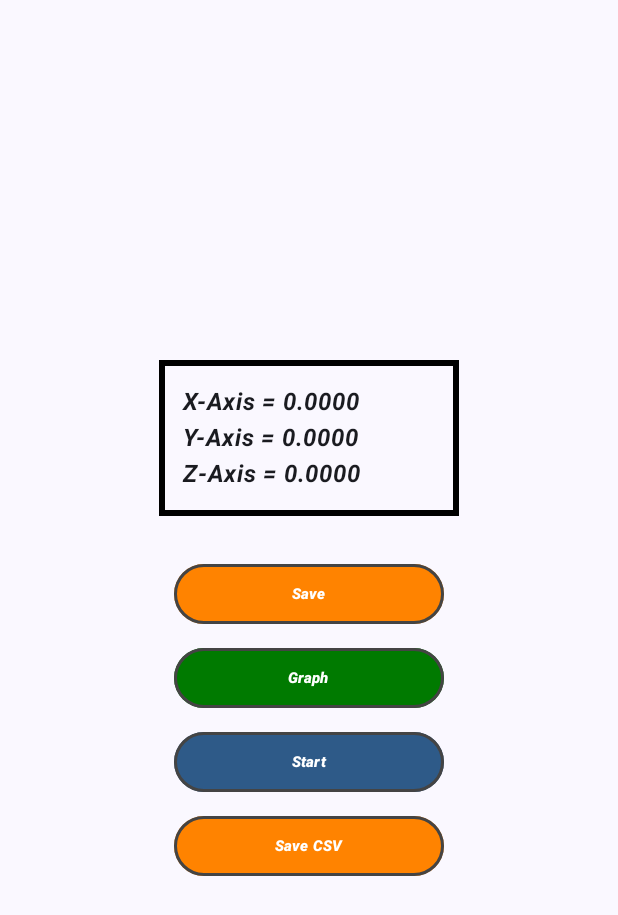
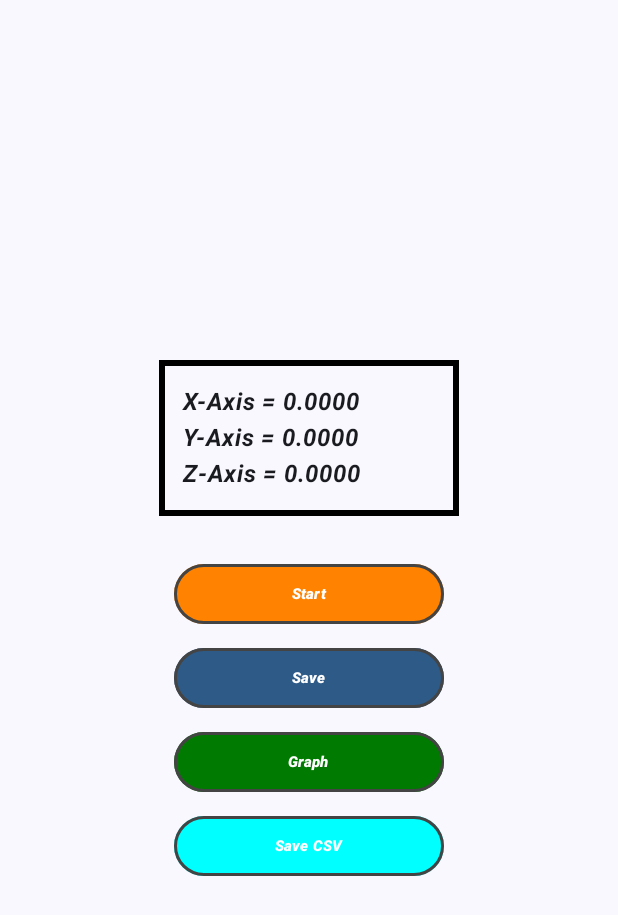
Before and after one commit to sarthak23-25/Mobile_Computing, an Android app built with Jetpack Compose: the screen it shows after launch (MainActivity), on a phone screen of 412 x 824 dp. Shown: the top 915 px of the screen. Run offline under Robolectric (Android 15) with nearby library versions, the phone set to English and light mode, and no system bars; our stand-ins replace Room's generated code.

Commit message:
update UI

```diff
--- a/MC_A3/app/src/main/java/com/example/mc_a3/MainActivity.kt
+++ b/MC_A3/app/src/main/java/com/example/mc_a3/MainActivity.kt
@@ -141,7 +141,6 @@ class MainActivity : ComponentActivity(), SensorEventListener {
                 val x = xValues[i]
                 val y = yValues[i]
                 val z = zValues[i]
-//                val timestamp1 = timestamp + (i * 500)
                 sensorDataDao.insertSensorData(SensorData(x = x, y = y, z = z,timestamp = timestamp))
             }
             // Clear lists after saving data
@@ -244,11 +243,29 @@ fun DisplayResult(
 
         Spacer(modifier = Modifier.height(16.dp))
         Button(
+            onClick = onToggleAccelerometerActive,
+            colors = ButtonDefaults.buttonColors(
+                contentColor = Color.White,
+                containerColor = if (isAccelerometerActive) Color.Red else Color(0xFFFF8300)
+            ),
+            border = BorderStroke(2.dp, Color.DarkGray),
+            shape = ButtonDefaults.elevatedShape,
+            modifier = Modifier.size(180.dp, 40.dp)
+        ) {
+            Text(
+                text = if (isAccelerometerActive) "Stop" else "Start",
+                fontStyle = FontStyle.Italic,
+                fontWeight = FontWeight.ExtraBold,
+                fontSize = 10.sp
+            )
+        }
+        Spacer(modifier = Modifier.height(16.dp))
+        Button(
             enabled = true,
             onClick = onClickSave,
             colors = ButtonDefaults.buttonColors(
                 contentColor = Color.White,
-                containerColor = Color(0xFFFF8300)
+                containerColor = Color(0xFF2E5A88)
             ),
             border = BorderStroke(2.dp, Color.DarkGray),
             shape = ButtonDefaults.elevatedShape,
@@ -285,31 +302,12 @@ fun DisplayResult(
         }
 
         Spacer(modifier = Modifier.height(16.dp))
-
-        Button(
-            onClick = onToggleAccelerometerActive,
-            colors = ButtonDefaults.buttonColors(
-                contentColor = Color.White,
-                containerColor = if (isAccelerometerActive) Color.Red else Color(0xFF2E5A88)
-            ),
-            border = BorderStroke(2.dp, Color.DarkGray),
-            shape = ButtonDefaults.elevatedShape,
-            modifier = Modifier.size(180.dp, 40.dp)
-        ) {
-            Text(
-                text = if (isAccelerometerActive) "Stop" else "Start",
-                fontStyle = FontStyle.Italic,
-                fontWeight = FontWeight.ExtraBold,
-                fontSize = 10.sp
-            )
-        }
-        Spacer(modifier = Modifier.height(16.dp))
         Button(
             enabled = true,
             onClick = onClickSave,
             colors = ButtonDefaults.buttonColors(
                 contentColor = Color.White,
-                containerColor = Color(0xFFFF8300)
+                containerColor = Color.Cyan
             ),
             border = BorderStroke(2.dp, Color.DarkGray),
             shape = ButtonDefaults.elevatedShape,
```
